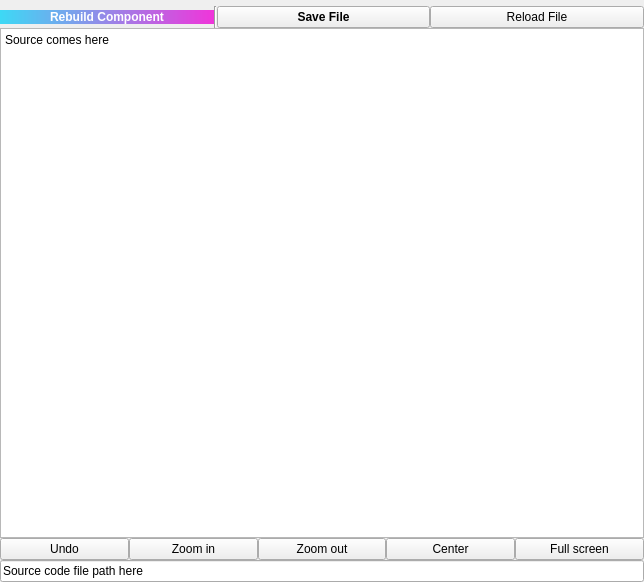
First picture: the form in qiskit_metal/_gui/edit_source_ui.ui, repository qiskit-community/qiskit-metal, before the edit.
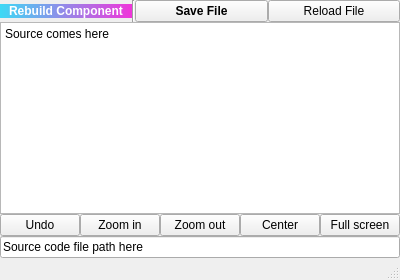
Second picture: the form after the edit. Icons and pictures are not drawn. Custom widgets are drawn as their Qt base class.

Commit message: GUI: Styling default created new theme, created pallete and stylesheet. Updated,cleaned and fixed UI. Fixed bugs in UI. Fixed up Edit Source Widget. Changed to main window

Patch:
```diff
--- a/qiskit_metal/_gui/edit_source_ui.ui
+++ b/qiskit_metal/_gui/edit_source_ui.ui
@@ -1,18 +1,11 @@
 <?xml version="1.0" encoding="UTF-8"?>
 <ui version="4.0">
  <class>EditSource</class>
- <widget class="QWidget" name="EditSource">
-  <property name="geometry">
-   <rect>
-    <x>0</x>
-    <y>0</y>
-    <width>644</width>
-    <height>582</height>
-   </rect>
-  </property>
+ <widget class="QMainWindow" name="EditSource">
   <property name="windowTitle">
    <string>Form</string>
   </property>
+  <widget class="QWidget" name="centralwidget">
   <layout class="QVBoxLayout" name="verticalLayout">
    <property name="spacing">
     <number>0</number>
@@ -21,7 +14,7 @@
     <number>0</number>
    </property>
    <property name="topMargin">
-    <number>6</number>
+     <number>0</number>
    </property>
    <property name="rightMargin">
     <number>0</number>
@@ -195,11 +188,6 @@
     </layout>
    </item>
    <item>
-    <layout class="QHBoxLayout" name="horizontalLayout_5">
-     <property name="topMargin">
-      <number>0</number>
-     </property>
-     <item>
       <widget class="QLineEdit" name="lineSrcPath">
        <property name="text">
         <string>Source code file path here</string>
@@ -210,8 +198,18 @@
       </widget>
      </item>
     </layout>
-   </item>
-  </layout>
+  </widget>
+  <widget class="QMenuBar" name="menubar">
+   <property name="geometry">
+    <rect>
+     <x>0</x>
+     <y>0</y>
+     <width>645</width>
+     <height>22</height>
+    </rect>
+   </property>
+  </widget>
+  <widget class="QStatusBar" name="statusBar"/>
  </widget>
  <customwidgets>
   <customwidget>
```
Left out of the diff: 102 changed lines with no effect on the pictures. Lines whose indentation alone changed are shown as unchanged. The commit also changes 11 other files.
